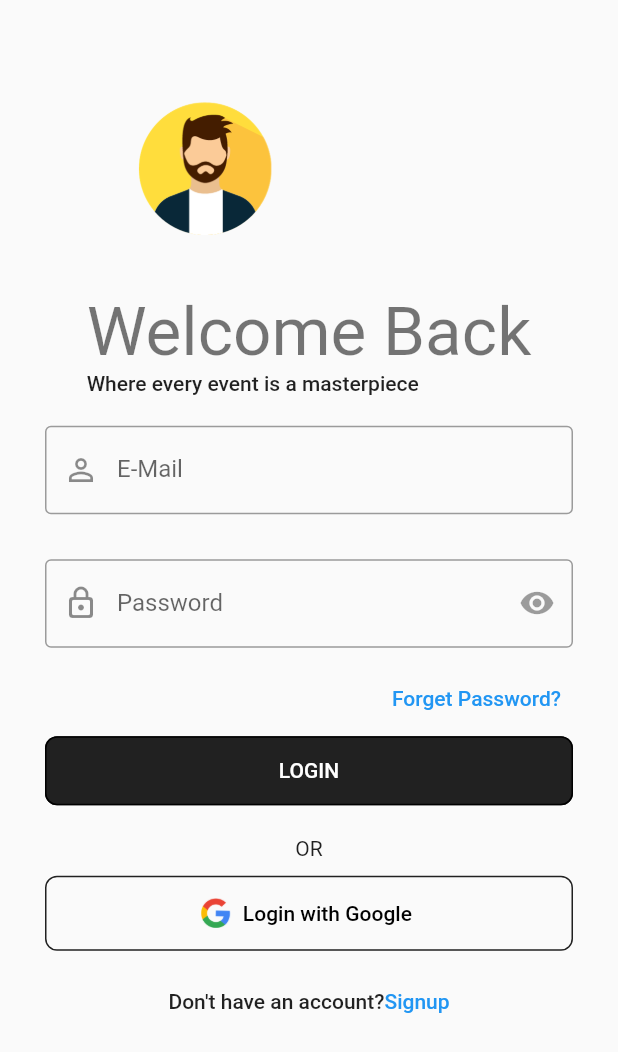
After one commit to LaxitShah/Gatherly_Flutter, a Flutter app: the LoginScreen screen opened directly, on a phone screen of 412 x 824 dp. The commit adds this screen. Shown: the top 1052 px of the screen. Run offline on Flutter 3.47's test engine with Material 2 defaults, Android fonts, the phone set to English and light mode, and no system bars; our stand-ins replace get, google_fonts, liquid_swipe, smooth_page_indicator.

Commit message:
login screen with animation

```diff
--- a/lib/src/common_widgets/fade_in_animation/fade_in_animation_controller.dart
+++ b/lib/src/common_widgets/fade_in_animation/fade_in_animation_controller.dart
@@ -20,6 +20,5 @@ class FadeInAnimationController extends  GetxController{ // Correctly extends Ge
   {
     await Future.delayed(Duration(milliseconds: 500));
     animate.value = true;
-
   }
 }
--- a/lib/src/constants/image_string.dart
+++ b/lib/src/constants/image_string.dart
@@ -10,3 +10,8 @@ const String AOnBoardingPage3Image= 'assets/images/onboarding3.png';
 //welcome screen image
 
 const String AWelcomeScreenImage='assets/images/welcome_screen_image.png';
+
+
+//login page
+const String ALoginScreenImage='assets/images/login_image.png';
+const String AGoogleLogoImage='assets/images/google_icon.png';
--- a/lib/src/constants/sizes.dart
+++ b/lib/src/constants/sizes.dart
@@ -1,3 +1,4 @@
 const ADefaultSize=30.0;
 const ASplashContainerSize=30.0;
 const AButtonHeight=15.0;
+const AFormHeight=30.0;
--- a/lib/src/constants/text_strings.dart
+++ b/lib/src/constants/text_strings.dart
@@ -27,3 +27,18 @@ const String AOnBoardingCounter3="3/3";
 //welcome screen text
 const String AWelcomeScreenTitle="Welcome to Gatherly";
 const String AWelcomeScreenSubTitle="Get Ready to Plan, Execute, and Celebrate";
+
+
+//Login Screen Text
+
+const String ALoginTitle="Welcome Back";
+const String ALoginSubTitle="Where every event is a masterpiece";
+const String ARememberMe="Remember Me";
+const String AForgetPassword="Forget Password?";
+const String aEmail="E-Mail";
+const String aPassword="Password";
+const String aOr="OR";
+const String aLoginWithGoogle="Login with Google ";
+const String aAlreadyHaveAnAccount="Already have an account?";
+const String aDontHaveAnAccount="Don't have an account?";
+// const String
--- /dev/null
+++ b/lib/src/features/authentication/screen/login/login_footer_widget.dart
@@ -0,0 +1,50 @@
+import 'package:flutter/material.dart';
+
+import '../../../../constants/image_string.dart';
+import '../../../../constants/sizes.dart';
+import '../../../../constants/text_strings.dart';
+
+class LoginFooterWidget extends StatelessWidget {
+  const LoginFooterWidget({
+    super.key,
+  });
+
+  @override
+  Widget build(BuildContext context) {
+    return Column(
+      crossAxisAlignment: CrossAxisAlignment.center,
+      children: [
+        const Text(aOr),
+        const SizedBox(
+          height: AFormHeight - 20,
+        ),
+        SizedBox(
+          width: double.infinity,
+          child: OutlinedButton.icon(
+              icon: Image(
+                image: AssetImage(AGoogleLogoImage),
+                width: 20,
+              ),
+              onPressed: () {},
+              label: Text(aLoginWithGoogle)),
+        ),
+        const SizedBox(
+          height: AFormHeight - 20,
+        ),
+        TextButton(
+          onPressed: () {},
+          child: Text.rich(TextSpan(
+            text: aDontHaveAnAccount,
+            style: Theme.of(context).textTheme.bodyText1,
+            children: [
+              TextSpan(
+                text: ASignUp,
+                style: TextStyle(color: Colors.blue),
+              ),
+            ],
+          )),
+        ),
+      ],
+    );
+  }
+}
--- /dev/null
+++ b/lib/src/features/authentication/screen/login/login_form_widget.dart
@@ -0,0 +1,58 @@
+import 'package:flutter/material.dart';
+
+import '../../../../constants/sizes.dart';
+import '../../../../constants/text_strings.dart';
+class LoginForm extends StatelessWidget {
+  const LoginForm({
+    super.key,
+  });
+
+  @override
+  Widget build(BuildContext context) {
+    return Form(
+      child: Container(
+        padding: const EdgeInsets.symmetric(vertical: 20.0),
+        child: Column(
+          crossAxisAlignment: CrossAxisAlignment.start,
+          children: [
+            TextFormField(
+              decoration: InputDecoration(
+                prefixIcon: Icon(Icons.person_outline_outlined),
+                labelText: aEmail,
+                hintText: aEmail,
+                border: OutlineInputBorder(),
+              ),
+            ),
+            const SizedBox(
+              height: AFormHeight,
+            ),
+            TextFormField(
+              decoration: InputDecoration(
+                prefixIcon: Icon(Icons.lock_outline_rounded),
+                labelText: aPassword,
+                hintText: aPassword,
+                border: OutlineInputBorder(),
+                suffixIcon: IconButton(
+                    onPressed: null,
+                    icon: Icon(Icons.remove_red_eye_sharp)),
+              ),
+            ),
+            const SizedBox(height: AFormHeight - 20),
+            Align(
+              alignment: Alignment.centerRight,
+              child: TextButton(
+                onPressed: () {},
+                child: Text(AForgetPassword),
+              ),
+            ),
+            SizedBox(
+                width:double.infinity,
+                child: ElevatedButton(
+                    onPressed: () {},
+                    child: Text(ALogin.toUpperCase())))
+          ],
+        ),
+      ),
+    );
+  }
+}
--- /dev/null
+++ b/lib/src/features/authentication/screen/login/login_header_widget.dart
@@ -0,0 +1,29 @@
+import 'package:flutter/material.dart';
+
+import '../../../../constants/image_string.dart';
+import '../../../../constants/text_strings.dart';
+
+class LoginHandleWidget extends StatelessWidget {
+  const LoginHandleWidget({
+    super.key,
+    required this.size,
+  });
+
+  final Size size;
+
+  @override
+  Widget build(BuildContext context) {
+    return Column(
+      crossAxisAlignment: CrossAxisAlignment.start,
+      children: [
+        Image(
+          image: const AssetImage(ALoginScreenImage),
+          height: size.height * 0.2,
+        ),
+        Text(ALoginTitle, style: Theme.of(context).textTheme.headline3),
+        Text(ALoginSubTitle,
+            style: Theme.of(context).textTheme.bodyText1),
+      ],
+    );
+  }
+}
--- /dev/null
+++ b/lib/src/features/authentication/screen/login/login_screen.dart
@@ -0,0 +1,37 @@
+import 'package:f1/src/constants/image_string.dart';
+import 'package:f1/src/constants/sizes.dart';
+import 'package:flutter/material.dart';
+
+import '../../../../constants/text_strings.dart';
+import 'login_footer_widget.dart';
+import 'login_form_widget.dart';
+import 'login_header_widget.dart';
+
+class LoginScreen extends StatelessWidget {
+  const LoginScreen({Key? key}) : super(key: key);
+
+  @override
+  Widget build(BuildContext context) {
+    final size = MediaQuery.of(context).size;
+
+    return SafeArea(
+      child: Scaffold(
+        body: SingleChildScrollView(
+          child: Container(
+            padding: const EdgeInsets.all(ADefaultSize),
+            child: Column(
+              crossAxisAlignment: CrossAxisAlignment.center,
+              children: [
+                //part 1
+                LoginHandleWidget(size: size),
+                //part 2
+                const LoginForm(),
+                const LoginFooterWidget(),
+              ],
+            ),
+          ),
+        ),
+      ),
+    );
+  }
+}
--- a/lib/src/features/authentication/screen/welcome/welcome_screen.dart
+++ b/lib/src/features/authentication/screen/welcome/welcome_screen.dart
@@ -8,6 +8,8 @@ import 'package:f1/src/constants/text_strings.dart';
 import 'package:flutter/material.dart';
 import 'package:get/get.dart';
 import 'package:get/get_core/src/get_main.dart';
+
+import '../login/login_screen.dart';
 
 class WelcomeScreen extends StatelessWidget {
   const WelcomeScreen({Key? key}) : super(key: key);
@@ -76,7 +78,12 @@ class WelcomeScreen extends StatelessWidget {
                     children: [
                       Expanded(
                         child: OutlinedButton(
-                          onPressed: () {},
+                          onPressed: (){
+                            Navigator.push(
+                              context,
+                              MaterialPageRoute(builder: (context) => LoginScreen()),
+                            );
+                          },
                           child: Text(ALogin.toUpperCase()),
                         ),
                       ),
```
Also changed, not shown: assets/images/google_icon.png (added), assets/images/login_image.png (added).
